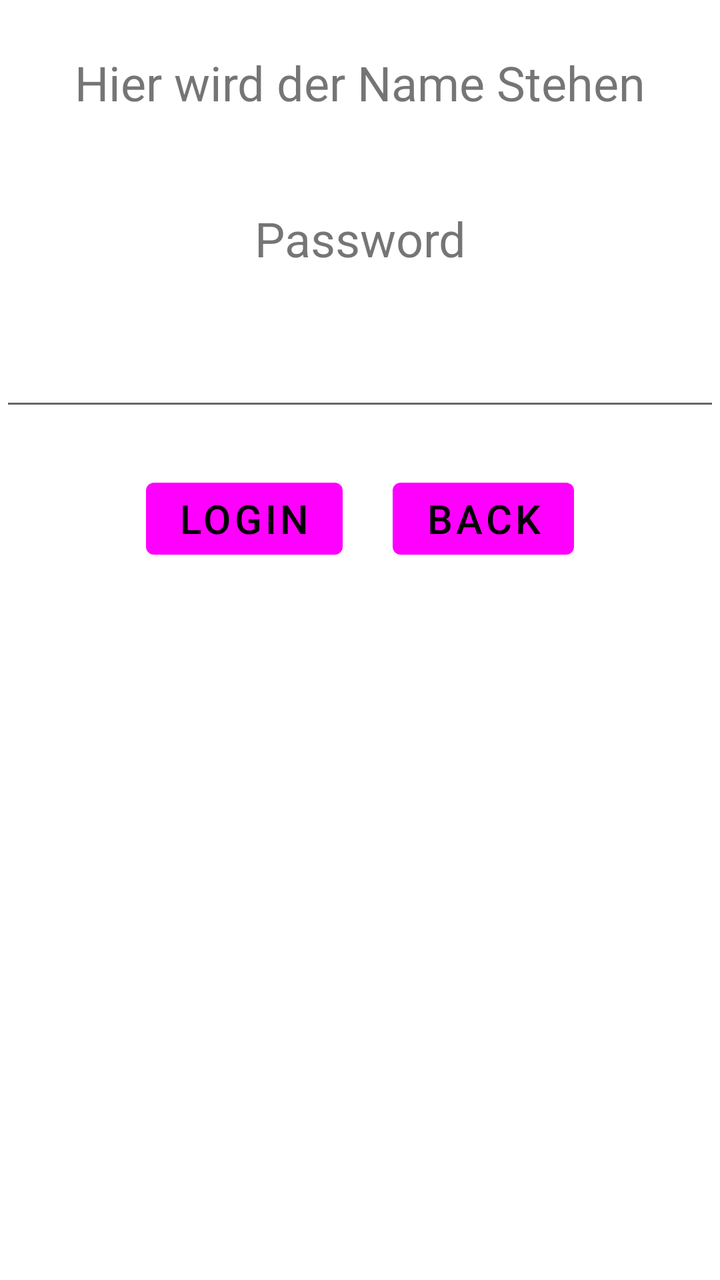
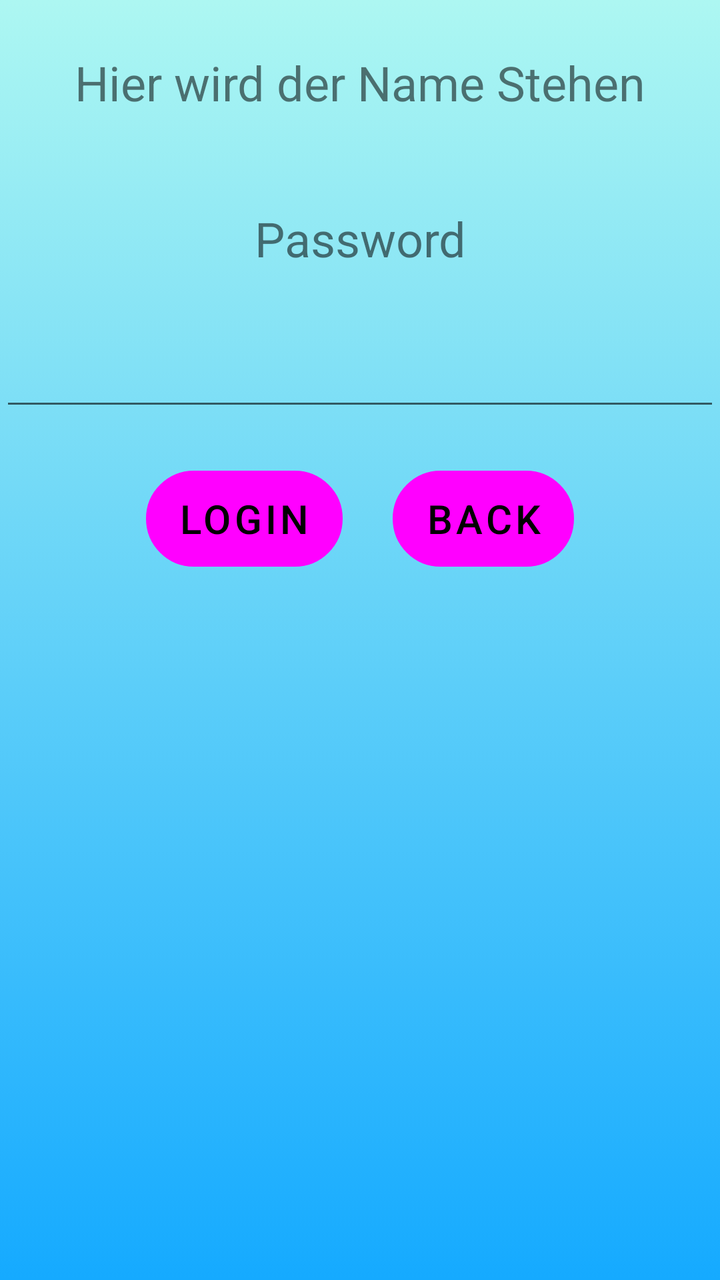

Two renders of the same Android screen: before a commit and after it. Below are the layout's source before the change and the commit's diff.
<!-- AndroidManifest.xml: application theme Theme.SELab23B02 -->
<!-- res/layout/fragment_multi_user_login.xml -->
<?xml version="1.0" encoding="utf-8"?>
<androidx.constraintlayout.widget.ConstraintLayout xmlns:android="http://schemas.android.com/apk/res/android"
    xmlns:app="http://schemas.android.com/apk/res-auto"
    xmlns:tools="http://schemas.android.com/tools"
    android:layout_width="match_parent"
    android:layout_height="match_parent"
    tools:context=".MultiUserLoginFragment"
    android:id="@+id/multiUserLoginFragment">


        <androidx.constraintlayout.widget.ConstraintLayout
            android:id="@+id/linearLayout"
            android:layout_width="match_parent"
            android:layout_height="wrap_content"
            android:orientation="vertical"
            tools:ignore="ExtraText">

            <LinearLayout
                android:layout_width="match_parent"
                android:layout_height="wrap_content"
                tools:ignore="MissingConstraints" />

            <TextView
                android:id="@+id/Login_Name"
                android:layout_width="match_parent"
                android:layout_height="53dp"
                android:layout_marginStart="25dp"
                android:layout_marginTop="25dp"
                android:layout_marginEnd="25dp"
                android:text="Hier wird der Name Stehen"
                android:textAlignment="center"
                android:textSize="24sp"
                app:layout_constraintEnd_toEndOf="parent"
                app:layout_constraintHorizontal_bias="0.0"
                app:layout_constraintStart_toStartOf="parent"
                app:layout_constraintTop_toTopOf="parent" />
            <TextView
                android:id="@+id/PasswordTextView"
                android:layout_width="match_parent"
                android:layout_height="match_parent"
                android:layout_marginTop="25dp"
                app:layout_constraintEnd_toEndOf="parent"
                app:layout_constraintHorizontal_bias="0.0"
                app:layout_constraintStart_toStartOf="parent"
                app:layout_constraintTop_toBottomOf="@id/Login_Name"
                android:textAlignment="center"
                android:textSize="24sp"
                android:text="Password"/>

            <com.google.android.material.textfield.TextInputEditText
                android:id="@+id/PasswordInput"
                android:layout_width="match_parent"
                android:layout_height="50dp"
                android:layout_marginTop="25dp"
                app:layout_constraintEnd_toEndOf="parent"
                app:layout_constraintHorizontal_bias="0.0"
                app:layout_constraintStart_toStartOf="parent"
                app:layout_constraintTop_toBottomOf="@id/PasswordTextView" />
            <LinearLayout
                android:layout_width="wrap_content"
                android:layout_height="wrap_content"
                app:layout_constraintTop_toBottomOf="@id/PasswordInput"
                app:layout_constraintLeft_toLeftOf="parent"
                app:layout_constraintRight_toRightOf="parent"
                android:divider="@drawable/divider_big"
                android:gravity="center"
                android:orientation="horizontal"
                android:showDividers="middle"
                android:layout_marginTop="25dp">
                <Button
                    android:id="@+id/LoginButton"
                    android:layout_width="wrap_content"
                    android:layout_height="wrap_content"
                    android:text="Login"
                    android:textSize="20sp" />

                <Button
                    android:id="@+id/BackButton"
                    android:layout_width="wrap_content"
                    android:layout_height="wrap_content"
                    android:text="Back"
                    android:textSize="20sp" />
            </LinearLayout>


        </androidx.constraintlayout.widget.ConstraintLayout>
</androidx.constraintlayout.widget.ConstraintLayout>
<!-- resources referenced by this layout -->
<resources>
  <!-- drawable divider_big (drawable) -->
  <?xml version="1.0" encoding="utf-8"?>
  <shape xmlns:android="http://schemas.android.com/apk/res/android">
      <size
          android:height="0dp"
          android:width="25dp"
          />
  </shape>
  <style name="Theme.SELab23B02" parent="Theme.MaterialComponents.DayNight.DarkActionBar">
          
          <item name="colorPrimary">@color/off_white</item>
          <item name="colorPrimaryVariant">@color/accent_color</item>
          <item name="colorOnPrimary">@color/black</item>
          
          <item name="colorSecondary">@color/ap_gray</item>
          <item name="colorSecondaryVariant">@color/teal_700</item>
          <item name="colorOnSecondary">@color/black</item>
          
          <item name="android:statusBarColor">@color/black</item>
          
      </style>
  <color name="accent_color">#516395</color>
  <color name="black">#FF000000</color>
  <color name="teal_700">#FF018786</color>
</resources>

<!-- the commit's change to res/layout/fragment_multi_user_login.xml (unified diff, before → after) -->
@@ -5,7 +5,8 @@
     android:layout_width="match_parent"
     android:layout_height="match_parent"
     tools:context=".MultiUserLoginFragment"
-    android:id="@+id/multiUserLoginFragment">
+    android:id="@+id/multiUserLoginFragment"
+    android:background="@drawable/blue_light_mode_background">
 
 
         <androidx.constraintlayout.widget.ConstraintLayout
@@ -72,14 +73,16 @@
                     android:layout_width="wrap_content"
                     android:layout_height="wrap_content"
                     android:text="Login"
-                    android:textSize="20sp" />
+                    android:textSize="20sp"
+                    android:background="@drawable/step_count_border"/>
 
                 <Button
                     android:id="@+id/BackButton"
                     android:layout_width="wrap_content"
                     android:layout_height="wrap_content"
                     android:text="Back"
-                    android:textSize="20sp" />
+                    android:textSize="20sp"
+                    android:background="@drawable/step_count_border"/>
             </LinearLayout>
 
 
<!-- resource entries referenced after the edit -->
@@ -1,5 +1,19 @@
 <!-- resources referenced by this layout -->
 <resources>
+  <!-- drawable blue_light_mode_background (drawable) -->
+  <?xml version="1.0" encoding="utf-8"?>
+  <selector xmlns:android="http://schemas.android.com/apk/res/android">
+      <item>
+          <shape>
+              <gradient
+                  android:type="linear"
+                  android:startColor="#ADF7F2"
+                  android:endColor="#15AAFF"
+                  android:angle="270"
+                  />
+          </shape>
+      </item>
+  </selector>
   <!-- drawable divider_big (drawable) -->
   <?xml version="1.0" encoding="utf-8"?>
   <shape xmlns:android="http://schemas.android.com/apk/res/android">
@@ -7,6 +21,13 @@
           android:height="0dp"
           android:width="25dp"
           />
+  </shape>
+  <!-- drawable step_count_border (drawable) -->
+  <?xml version="1.0" encoding="UTF-8"?>
+  <shape xmlns:android="http://schemas.android.com/apk/res/android" android:shape="rectangle">
+      <corners android:radius="30dp"/>
+      <padding android:left="20dp" android:right="10dp" android:top="10dp" android:bottom="10dp"/>
+      <stroke android:width="1dp" android:color="@color/off_white"/>
   </shape>
   <style name="Theme.SELab23B02" parent="Theme.MaterialComponents.DayNight.DarkActionBar">
           
